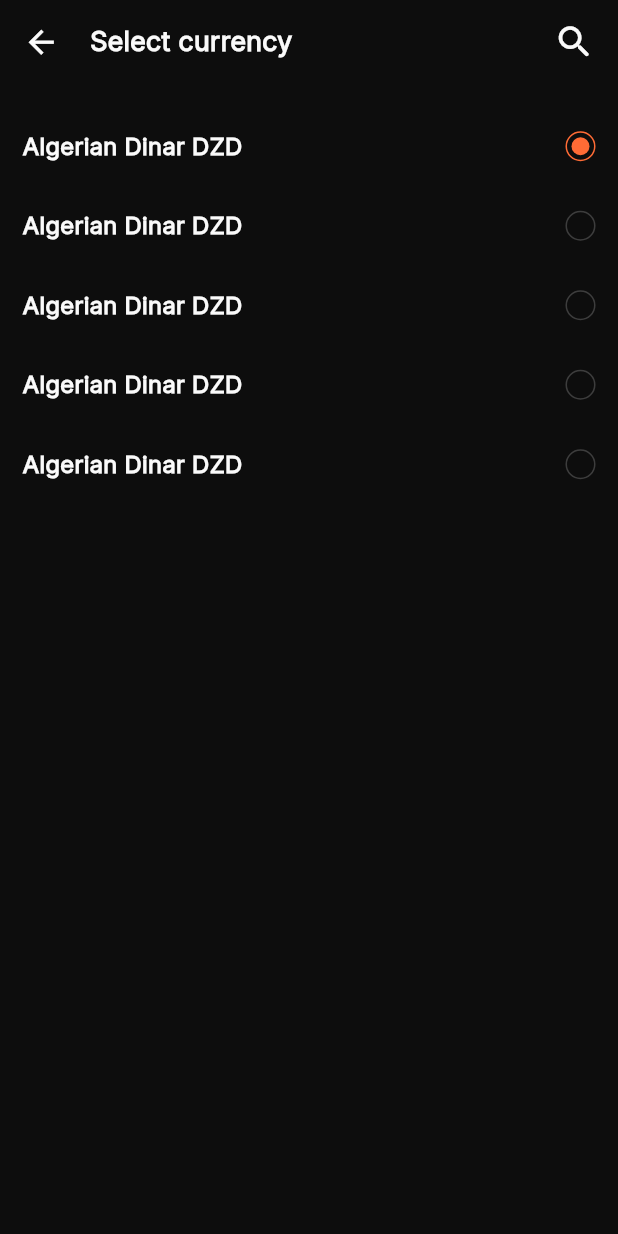
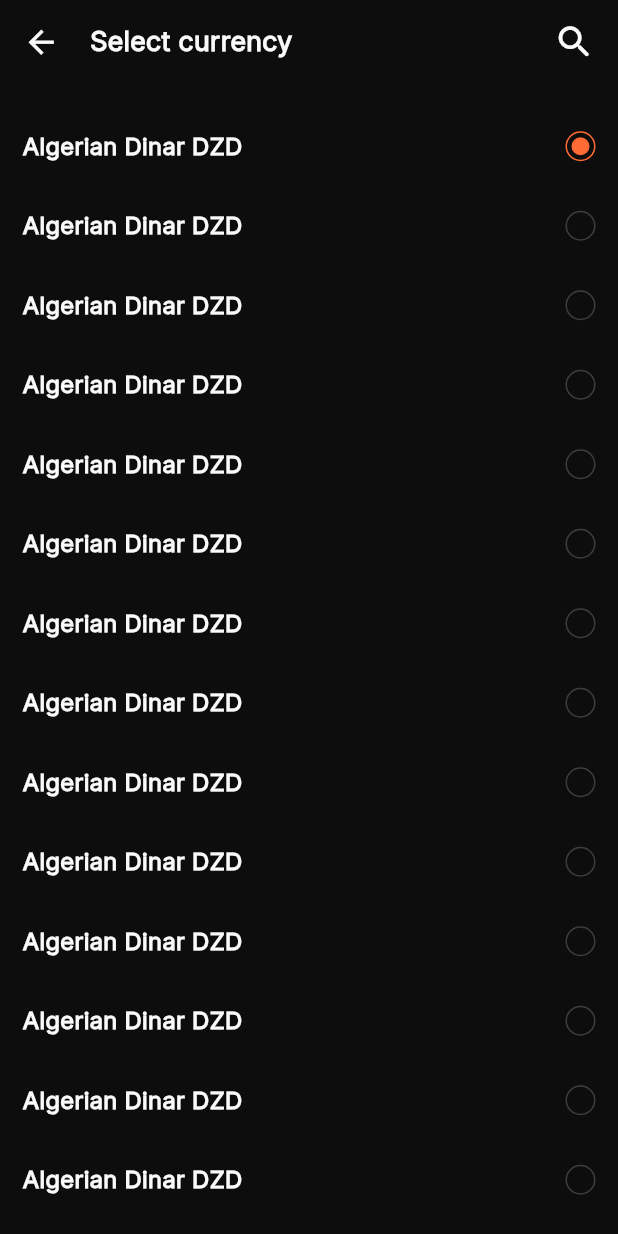
Before and after one commit to obialohenry/factor, a Flutter app: the SelectCurrencyScreen screen opened directly, on a phone screen of 412 x 824 dp. Run offline on Flutter 3.47's test engine with Material 3 defaults, Android fonts, the phone set to English and light mode, and no system bars; our stand-ins replace bot_toast, flutter_svg.

Commit message:
feat:refactor select exchange rate item screens

```diff
--- a/lib/view/screens/select_coin_screen.dart
+++ b/lib/view/screens/select_coin_screen.dart
@@ -75,7 +75,9 @@ class _SelectCoinScreenState extends State<SelectCoinScreen> {
                     ),
                     child: _exchangeRateProvider.selectedCoin == index
                         ? Center(
-                            child: Container(
+                            child: AnimatedContainer(
+                              duration: Duration(milliseconds: 300),
+                              curve: Curves.elasticOut,
                               height: 12,
                               width: 12,
                               decoration: BoxDecoration(
--- a/lib/view/screens/select_currency_screen.dart
+++ b/lib/view/screens/select_currency_screen.dart
@@ -46,7 +46,7 @@ class _SelectCurrencyScreenState extends State<SelectCurrencyScreen> {
         ],
       ),
       body: ListView.builder(
-        itemCount: 5,
+        itemCount: 20,
         shrinkWrap: true,
         physics: const BouncingScrollPhysics(),
         padding: EdgeInsets.only(top: 30, left: 15, right: 15),
@@ -75,7 +75,9 @@ class _SelectCurrencyScreenState extends State<SelectCurrencyScreen> {
                     ),
                     child: _exchangeRateProvider.selectedCurrency == index
                         ? Center(
-                            child: Container(
+                            child: AnimatedContainer(
+                              duration: Duration(milliseconds: 300),
+                              curve: Curves.elasticOut,
                               height: 12,
                               width: 12,
                               decoration: BoxDecoration(
```
